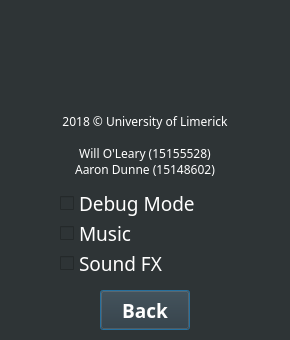
Before: the Qt Designer form Zork_Qt_project/settings.ui in willoleary6/ZorkProject, drawn with Qt 5.
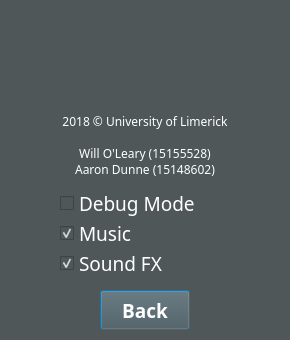
After: the same form once the commit is applied. Icons and pictures are not drawn.

Patch:
```diff
--- a/Zork_Qt_project/settings.ui
+++ b/Zork_Qt_project/settings.ui
@@ -14,7 +14,8 @@
    <string>Zork - Settings</string>
   </property>
   <property name="styleSheet">
-   <string notr="true">background-color: rgb(46, 52, 54);</string>
+   <string notr="true">background-color: rgb(79, 87, 88);
+</string>
   </property>
   <widget class="QLabel" name="authors">
    <property name="geometry">
@@ -40,9 +41,9 @@
       <colorrole role="Button">
        <brush brushstyle="SolidPattern">
         <color alpha="255">
-         <red>46</red>
-         <green>52</green>
-         <blue>54</blue>
+         <red>79</red>
+         <green>87</green>
+         <blue>88</blue>
         </color>
        </brush>
       </colorrole>
@@ -67,18 +68,18 @@
       <colorrole role="Base">
        <brush brushstyle="SolidPattern">
         <color alpha="255">
-         <red>46</red>
-         <green>52</green>
-         <blue>54</blue>
+         <red>79</red>
+         <green>87</green>
+         <blue>88</blue>
         </color>
        </brush>
       </colorrole>
       <colorrole role="Window">
        <brush brushstyle="SolidPattern">
         <color alpha="255">
-         <red>46</red>
-         <green>52</green>
-         <blue>54</blue>
+         <red>79</red>
+         <green>87</green>
+         <blue>88</blue>
         </color>
        </brush>
       </colorrole>
@@ -96,9 +97,9 @@
       <colorrole role="Button">
        <brush brushstyle="SolidPattern">
         <color alpha="255">
-         <red>46</red>
-         <green>52</green>
-         <blue>54</blue>
+         <red>79</red>
+         <green>87</green>
+         <blue>88</blue>
         </color>
        </brush>
       </colorrole>
@@ -123,18 +124,18 @@
       <colorrole role="Base">
        <brush brushstyle="SolidPattern">
         <color alpha="255">
-         <red>46</red>
-         <green>52</green>
-         <blue>54</blue>
+         <red>79</red>
+         <green>87</green>
+         <blue>88</blue>
         </color>
        </brush>
       </colorrole>
       <colorrole role="Window">
        <brush brushstyle="SolidPattern">
         <color alpha="255">
-         <red>46</red>
-         <green>52</green>
-         <blue>54</blue>
+         <red>79</red>
+         <green>87</green>
+         <blue>88</blue>
         </color>
        </brush>
       </colorrole>
@@ -152,9 +153,9 @@
       <colorrole role="Button">
        <brush brushstyle="SolidPattern">
         <color alpha="255">
-         <red>46</red>
-         <green>52</green>
-         <blue>54</blue>
+         <red>79</red>
+         <green>87</green>
+         <blue>88</blue>
         </color>
        </brush>
       </colorrole>
@@ -179,18 +180,18 @@
       <colorrole role="Base">
        <brush brushstyle="SolidPattern">
         <color alpha="255">
-         <red>46</red>
-         <green>52</green>
-         <blue>54</blue>
+         <red>79</red>
+         <green>87</green>
+         <blue>88</blue>
         </color>
        </brush>
       </colorrole>
       <colorrole role="Window">
        <brush brushstyle="SolidPattern">
         <color alpha="255">
-         <red>46</red>
-         <green>52</green>
-         <blue>54</blue>
+         <red>79</red>
+         <green>87</green>
+         <blue>88</blue>
         </color>
        </brush>
       </colorrole>
@@ -267,9 +268,9 @@
       <colorrole role="Button">
        <brush brushstyle="SolidPattern">
         <color alpha="255">
-         <red>255</red>
-         <green>255</green>
-         <blue>255</blue>
+         <red>79</red>
+         <green>87</green>
+         <blue>88</blue>
         </color>
        </brush>
       </colorrole>
@@ -339,18 +340,18 @@
       <colorrole role="Base">
        <brush brushstyle="SolidPattern">
         <color alpha="255">
-         <red>255</red>
-         <green>255</green>
-         <blue>255</blue>
+         <red>79</red>
+         <green>87</green>
+         <blue>88</blue>
         </color>
        </brush>
       </colorrole>
       <colorrole role="Window">
        <brush brushstyle="SolidPattern">
         <color alpha="255">
-         <red>255</red>
-         <green>255</green>
-         <blue>255</blue>
+         <red>79</red>
+         <green>87</green>
+         <blue>88</blue>
         </color>
        </brush>
       </colorrole>
@@ -404,9 +405,9 @@
       <colorrole role="Button">
        <brush brushstyle="SolidPattern">
         <color alpha="255">
-         <red>255</red>
-         <green>255</green>
-         <blue>255</blue>
+         <red>79</red>
+         <green>87</green>
+         <blue>88</blue>
         </color>
        </brush>
       </colorrole>
@@ -476,18 +477,18 @@
       <colorrole role="Base">
        <brush brushstyle="SolidPattern">
         <color alpha="255">
-         <red>255</red>
-         <green>255</green>
-         <blue>255</blue>
+         <red>79</red>
+         <green>87</green>
+         <blue>88</blue>
         </color>
        </brush>
       </colorrole>
       <colorrole role="Window">
        <brush brushstyle="SolidPattern">
         <color alpha="255">
-         <red>255</red>
-         <green>255</green>
-         <blue>255</blue>
+         <red>79</red>
+         <green>87</green>
+         <blue>88</blue>
         </color>
        </brush>
       </colorrole>
@@ -541,9 +542,9 @@
       <colorrole role="Button">
        <brush brushstyle="SolidPattern">
         <color alpha="255">
-         <red>255</red>
-         <green>255</green>
-         <blue>255</blue>
+         <red>79</red>
+         <green>87</green>
+         <blue>88</blue>
         </color>
        </brush>
       </colorrole>
@@ -613,18 +614,18 @@
       <colorrole role="Base">
        <brush brushstyle="SolidPattern">
         <color alpha="255">
-         <red>255</red>
-         <green>255</green>
-         <blue>255</blue>
+         <red>79</red>
+         <green>87</green>
+         <blue>88</blue>
         </color>
        </brush>
       </colorrole>
       <colorrole role="Window">
        <brush brushstyle="SolidPattern">
         <color alpha="255">
-         <red>255</red>
-         <green>255</green>
-         <blue>255</blue>
+         <red>79</red>
+         <green>87</green>
+         <blue>88</blue>
         </color>
        </brush>
       </colorrole>
@@ -676,6 +677,9 @@
    <property name="text">
     <string>Music</string>
    </property>
+   <property name="checked">
+    <bool>true</bool>
+   </property>
    <property name="tristate">
     <bool>false</bool>
    </property>
@@ -704,9 +708,9 @@
       <colorrole role="Button">
        <brush brushstyle="SolidPattern">
         <color alpha="255">
-         <red>255</red>
-         <green>255</green>
-         <blue>255</blue>
+         <red>79</red>
+         <green>87</green>
+         <blue>88</blue>
         </color>
        </brush>
       </colorrole>
@@ -776,18 +780,18 @@
       <colorrole role="Base">
        <brush brushstyle="SolidPattern">
         <color alpha="255">
-         <red>255</red>
-         <green>255</green>
-         <blue>255</blue>
+         <red>79</red>
+         <green>87</green>
+         <blue>88</blue>
         </color>
        </brush>
       </colorrole>
       <colorrole role="Window">
        <brush brushstyle="SolidPattern">
         <color alpha="255">
-         <red>255</red>
-         <green>255</green>
-         <blue>255</blue>
+         <red>79</red>
+         <green>87</green>
+         <blue>88</blue>
         </color>
        </brush>
       </colorrole>
@@ -841,9 +845,9 @@
       <colorrole role="Button">
        <brush brushstyle="SolidPattern">
         <color alpha="255">
-         <red>255</red>
-         <green>255</green>
-         <blue>255</blue>
+         <red>79</red>
+         <green>87</green>
+         <blue>88</blue>
         </color>
        </brush>
       </colorrole>
@@ -913,18 +917,18 @@
       <colorrole role="Base">
        <brush brushstyle="SolidPattern">
         <color alpha="255">
-         <red>255</red>
-         <green>255</green>
-         <blue>255</blue>
+         <red>79</red>
+         <green>87</green>
+         <blue>88</blue>
         </color>
        </brush>
       </colorrole>
       <colorrole role="Window">
        <brush brushstyle="SolidPattern">
         <color alpha="255">
-         <red>255</red>
-         <green>255</green>
-         <blue>255</blue>
+         <red>79</red>
+         <green>87</green>
+         <blue>88</blue>
         </color>
        </brush>
       </colorrole>
@@ -978,9 +982,9 @@
       <colorrole role="Button">
        <brush brushstyle="SolidPattern">
         <color alpha="255">
-         <red>255</red>
-         <green>255</green>
-         <blue>255</blue>
+         <red>79</red>
+         <green>87</green>
+         <blue>88</blue>
         </color>
        </brush>
       </colorrole>
@@ -1050,18 +1054,18 @@
       <colorrole role="Base">
        <brush brushstyle="SolidPattern">
         <color alpha="255">
-         <red>255</red>
-         <green>255</green>
-         <blue>255</blue>
+         <red>79</red>
+         <green>87</green>
+         <blue>88</blue>
         </color>
        </brush>
       </colorrole>
       <colorrole role="Window">
        <brush brushstyle="SolidPattern">
         <color alpha="255">
-         <red>255</red>
-         <green>255</green>
-         <blue>255</blue>
+         <red>79</red>
+         <green>87</green>
+         <blue>88</blue>
         </color>
        </brush>
       </colorrole>
@@ -1113,6 +1117,9 @@
    <property name="text">
     <string>Sound FX</string>
    </property>
+   <property name="checked">
+    <bool>true</bool>
+   </property>
    <property name="tristate">
     <bool>false</bool>
    </property>
@@ -1132,9 +1139,9 @@
       <colorrole role="Button">
        <brush brushstyle="SolidPattern">
         <color alpha="255">
-         <red>46</red>
-         <green>52</green>
-         <blue>54</blue>
+         <red>79</red>
+         <green>87</green>
+         <blue>88</blue>
         </color>
        </brush>
       </colorrole>
@@ -1150,18 +1157,18 @@
       <colorrole role="Base">
        <brush brushstyle="SolidPattern">
         <color alpha="255">
-         <red>46</red>
-         <green>52</green>
-         <blue>54</blue>
+         <red>79</red>
+         <green>87</green>
+         <blue>88</blue>
         </color>
        </brush>
       </colorrole>
       <colorrole role="Window">
        <brush brushstyle="SolidPattern">
         <color alpha="255">
-         <red>46</red>
-         <green>52</green>
-         <blue>54</blue>
+         <red>79</red>
+         <green>87</green>
+         <blue>88</blue>
         </color>
        </brush>
       </colorrole>
@@ -1170,9 +1177,9 @@
       <colorrole role="Button">
        <brush brushstyle="SolidPattern">
         <color alpha="255">
-         <red>46</red>
-         <green>52</green>
-         <blue>54</blue>
+         <red>79</red>
+         <green>87</green>
+         <blue>88</blue>
         </color>
        </brush>
       </colorrole>
@@ -1188,18 +1195,18 @@
       <colorrole role="Base">
        <brush brushstyle="SolidPattern">
         <color alpha="255">
-         <red>46</red>
-         <green>52</green>
-         <blue>54</blue>
+         <red>79</red>
+         <green>87</green>
+         <blue>88</blue>
         </color>
        </brush>
       </colorrole>
       <colorrole role="Window">
        <brush brushstyle="SolidPattern">
         <color alpha="255">
-         <red>46</red>
-         <green>52</green>
-         <blue>54</blue>
+         <red>79</red>
+         <green>87</green>
+         <blue>88</blue>
         </color>
        </brush>
       </colorrole>
@@ -1208,9 +1215,9 @@
       <colorrole role="Button">
        <brush brushstyle="SolidPattern">
         <color alpha="255">
-         <red>46</red>
-         <green>52</green>
-         <blue>54</blue>
+         <red>79</red>
+         <green>87</green>
+         <blue>88</blue>
         </color>
        </brush>
       </colorrole>
@@ -1226,18 +1233,18 @@
       <colorrole role="Base">
        <brush brushstyle="SolidPattern">
         <color alpha="255">
-         <red>46</red>
-         <green>52</green>
-         <blue>54</blue>
+         <red>79</red>
+         <green>87</green>
+         <blue>88</blue>
         </color>
        </brush>
       </colorrole>
       <colorrole role="Window">
        <brush brushstyle="SolidPattern">
         <color alpha="255">
-         <red>46</red>
-         <green>52</green>
-         <blue>54</blue>
+         <red>79</red>
+         <green>87</green>
+         <blue>88</blue>
         </color>
        </brush>
       </colorrole>
@@ -1299,9 +1306,9 @@
       <colorrole role="Button">
        <brush brushstyle="SolidPattern">
         <color alpha="255">
-         <red>255</red>
-         <green>255</green>
-         <blue>255</blue>
+         <red>79</red>
+         <green>87</green>
+         <blue>88</blue>
         </color>
        </brush>
       </colorrole>
@@ -1326,18 +1333,18 @@
       <colorrole role="Base">
        <brush brushstyle="SolidPattern">
         <color alpha="255">
-         <red>255</red>
-         <green>255</green>
-         <blue>255</blue>
+         <red>79</red>
+         <green>87</green>
+         <blue>88</blue>
         </color>
        </brush>
       </colorrole>
       <colorrole role="Window">
        <brush brushstyle="SolidPattern">
         <color alpha="255">
-         <red>255</red>
-         <green>255</green>
-         <blue>255</blue>
+         <red>79</red>
+         <green>87</green>
+         <blue>88</blue>
         </color>
        </brush>
       </colorrole>
@@ -1355,9 +1362,9 @@
       <colorrole role="Button">
        <brush brushstyle="SolidPattern">
         <color alpha="255">
-         <red>255</red>
-         <green>255</green>
-         <blue>255</blue>
+         <red>79</red>
+         <green>87</green>
+         <blue>88</blue>
         </color>
        </brush>
       </colorrole>
@@ -1382,18 +1389,18 @@
       <colorrole role="Base">
        <brush brushstyle="SolidPattern">
         <color alpha="255">
-         <red>255</red>
-         <green>255</green>
-         <blue>255</blue>
+         <red>79</red>
+         <green>87</green>
+         <blue>88</blue>
         </color>
        </brush>
       </colorrole>
       <colorrole role="Window">
        <brush brushstyle="SolidPattern">
         <color alpha="255">
-         <red>255</red>
-         <green>255</green>
-         <blue>255</blue>
+         <red>79</red>
+         <green>87</green>
+         <blue>88</blue>
         </color>
        </brush>
       </colorrole>
@@ -1411,9 +1418,9 @@
       <colorrole role="Button">
        <brush brushstyle="SolidPattern">
         <color alpha="255">
-         <red>255</red>
-         <green>255</green>
-         <blue>255</blue>
+         <red>79</red>
+         <green>87</green>
+         <blue>88</blue>
         </color>
        </brush>
       </colorrole>
@@ -1438,18 +1445,18 @@
       <colorrole role="Base">
        <brush brushstyle="SolidPattern">
         <color alpha="255">
-         <red>255</red>
-         <green>255</green>
-         <blue>255</blue>
+         <red>79</red>
+         <green>87</green>
+         <blue>88</blue>
         </color>
        </brush>
       </colorrole>
       <colorrole role="Window">
        <brush brushstyle="SolidPattern">
         <color alpha="255">
-         <red>255</red>
-         <green>255</green>
-         <blue>255</blue>
+         <red>79</red>
+         <green>87</green>
+         <blue>88</blue>
         </color>
        </brush>
       </colorrole>
```
Left out of the diff: 10 changed lines with no effect on the pictures.
